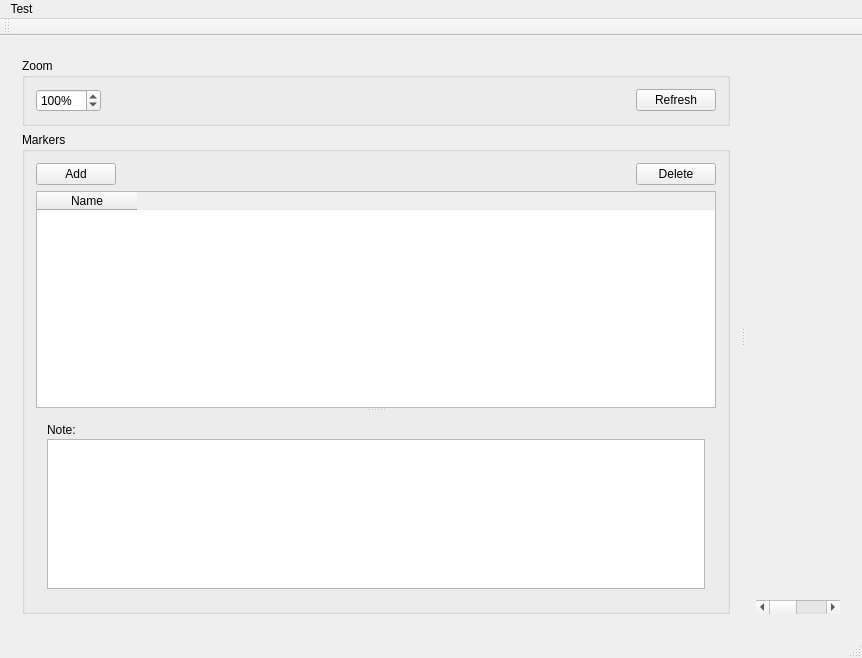
Old version of the form mainwindow.ui in the repository akupiec/specttt.
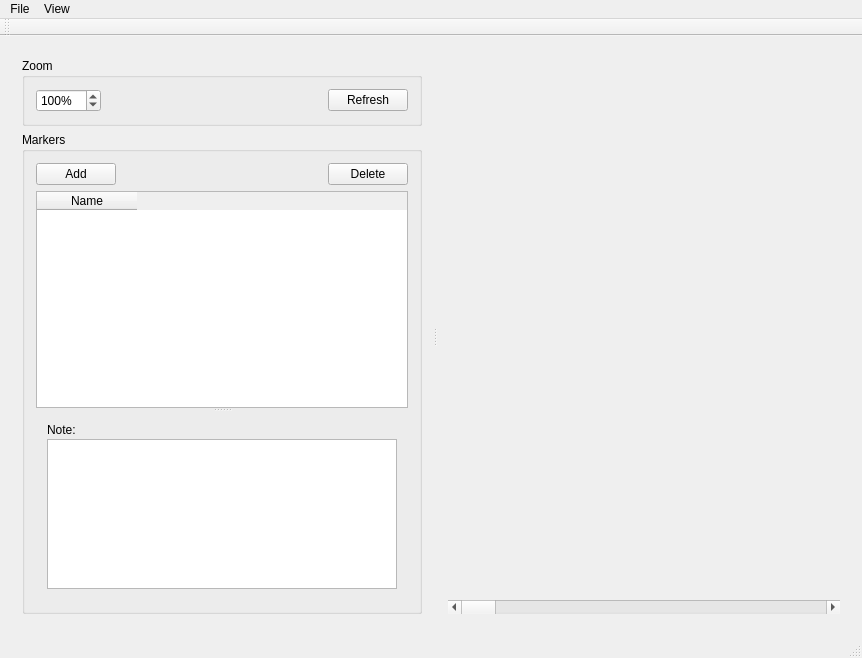
New version of the form. Custom widgets are drawn as their Qt base class.

Commit message: finished main window alignment, created config dialog

The edit to the form file:
```diff
--- a/mainwindow.ui
+++ b/mainwindow.ui
@@ -26,7 +26,7 @@
       <property name="orientation">
        <enum>Qt::Horizontal</enum>
       </property>
-      <widget class="QWidget" name="">
+      <widget class="QWidget" name="layoutWidget">
        <layout class="QVBoxLayout" name="verticalLayout_2">
         <item>
          <widget class="QGroupBox" name="groupBox_2">
@@ -62,6 +62,13 @@
              </property>
             </widget>
            </item>
+           <item row="0" column="2">
+            <widget class="QPushButton" name="buttonRefreshPlot">
+             <property name="text">
+              <string>Refresh</string>
+             </property>
+            </widget>
+           </item>
            <item row="0" column="1">
             <spacer name="horizontalSpacer_2">
              <property name="orientation">
@@ -75,18 +82,17 @@
              </property>
             </spacer>
            </item>
-           <item row="0" column="2">
-            <widget class="QPushButton" name="pushButton_3">
-             <property name="text">
-              <string>Refresh</string>
-             </property>
-            </widget>
-           </item>
           </layout>
          </widget>
         </item>
         <item>
          <widget class="QGroupBox" name="groupBox">
+          <property name="minimumSize">
+           <size>
+            <width>80</width>
+            <height>0</height>
+           </size>
+          </property>
           <property name="title">
            <string>Markers</string>
           </property>
@@ -105,7 +111,7 @@
              </property>
              <property name="sizeHint" stdset="0">
               <size>
-               <width>301</width>
+               <width>100</width>
                <height>20</height>
               </size>
              </property>
@@ -136,7 +142,7 @@
                </property>
               </column>
              </widget>
-             <widget class="QWidget" name="">
+             <widget class="QWidget" name="layoutWidget">
               <layout class="QVBoxLayout" name="verticalLayout" stretch="0,1">
                <property name="spacing">
                 <number>3</number>
@@ -185,7 +191,7 @@
         </item>
        </layout>
       </widget>
-      <widget class="QWidget" name="">
+      <widget class="QWidget" name="layoutWidget">
        <layout class="QVBoxLayout" name="verticalLayout_3">
         <item>
          <widget class="Plot" name="plot" native="true">
@@ -197,7 +203,7 @@
           </property>
           <property name="minimumSize">
            <size>
-            <width>0</width>
+            <width>300</width>
             <height>0</height>
            </size>
           </property>
@@ -231,13 +237,22 @@
    </property>
    <widget class="QMenu" name="menuTest">
     <property name="title">
-     <string>Test</string>
+     <string>File</string>
     </property>
     <addaction name="actionImageGenerator"/>
     <addaction name="actionBeep_detect"/>
     <addaction name="actionSplit"/>
+    <addaction name="separator"/>
+    <addaction name="actionExit"/>
+   </widget>
+   <widget class="QMenu" name="menuView">
+    <property name="title">
+     <string>View</string>
+    </property>
+    <addaction name="actionPreferences"/>
    </widget>
    <addaction name="menuTest"/>
+   <addaction name="menuView"/>
   </widget>
   <widget class="QToolBar" name="mainToolBar">
    <attribute name="toolBarArea">
```
Left out of the diff: 22 changed lines with no effect on the pictures. The commit also changes 6 other files.
